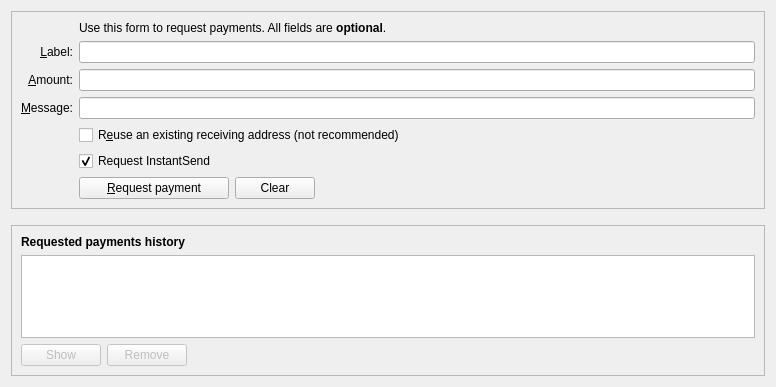
Qt form src/qt/forms/receivecoinsdialog.ui (bee-group/beenode) before a commit.
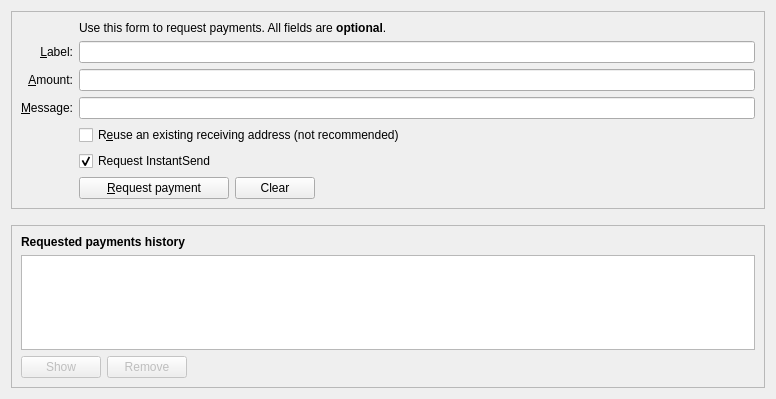
The same form after that commit. Custom widgets are drawn as their Qt base class.

Commit message: fix form design

What changed in the file:
```diff
--- a/src/qt/forms/receivecoinsdialog.ui
+++ b/src/qt/forms/receivecoinsdialog.ui
@@ -7,9 +7,12 @@
     <x>0</x>
     <y>0</y>
     <width>776</width>
-    <height>387</height>
+    <height>399</height>
    </rect>
   </property>
+  <property name="autoFillBackground">
+   <bool>true</bool>
+  </property>
   <layout class="QVBoxLayout" name="verticalLayout" stretch="0,0,1">
    <item>
     <widget class="QFrame" name="frame2">
```
Left out of the diff: 4 changed lines with no effect on the pictures. The commit also changes 3 other files.
